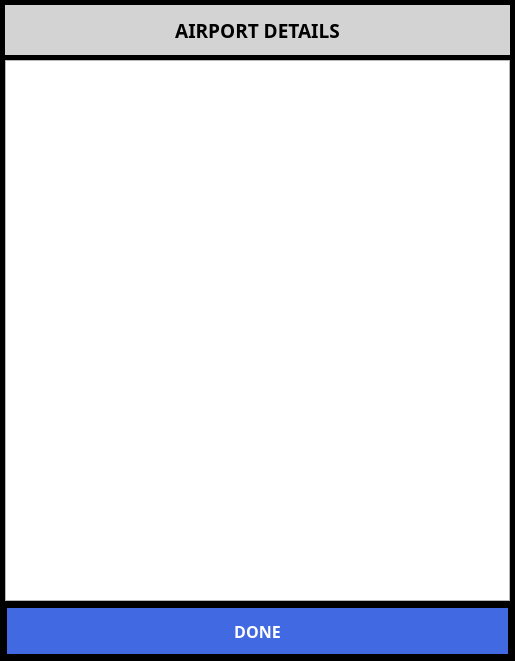
This is ui/DetailsDialog.ui in UnexplodedMinds/Stratofier as Qt 5 draws it before an edit. The edited form follows.
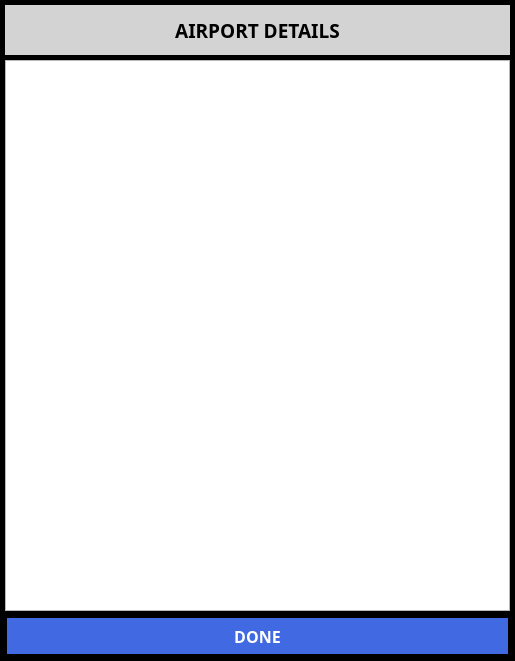
This is the edited form.

Patch:
```diff
--- a/ui/DetailsDialog.ui
+++ b/ui/DetailsDialog.ui
@@ -16,12 +16,6 @@
     <verstretch>0</verstretch>
    </sizepolicy>
   </property>
-  <property name="minimumSize">
-   <size>
-    <width>400</width>
-    <height>380</height>
-   </size>
-  </property>
   <property name="palette">
    <palette>
     <active>
@@ -191,7 +185,7 @@
      <property name="minimumSize">
       <size>
        <width>0</width>
-       <height>50</height>
+       <height>40</height>
       </size>
      </property>
      <property name="font">
```
